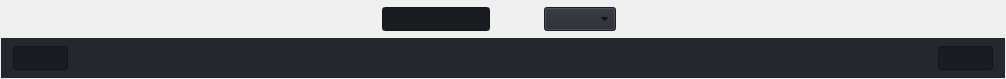
Before: the Qt Designer form ui/zenoedit/timeline/ztimeline.ui in zenustech/zeno, drawn with Qt 5.
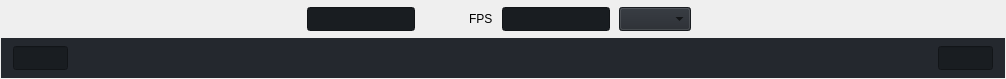
After: the same form once the commit is applied. Custom widgets are drawn as their Qt base class.

Commit message: dev: make timeline fps useful

Diff of the .ui file:
```diff
--- a/ui/zenoedit/timeline/ztimeline.ui
+++ b/ui/zenoedit/timeline/ztimeline.ui
@@ -51,7 +51,7 @@
     <number>1</number>
    </property>
    <item>
-    <layout class="QHBoxLayout" name="timelineHLayout" stretch="0,0,0,0,0,0,0,0,0,0">
+    <layout class="QHBoxLayout" name="timelineHLayout" stretch="0,0,0,0,0,0,0,0,0,0,0,0">
      <property name="spacing">
       <number>9</number>
      </property>
@@ -185,6 +185,123 @@
        </property>
       </widget>
      </item>
+     <item>
+      <widget class="QLabel" name="fpslabel">
+       <property name="text">
+        <string>FPS</string>
+       </property>
+      </widget>
+     </item>
+     <item>
+      <widget class="QLineEdit" name="fpsEdit">
+       <property name="sizePolicy">
+        <sizepolicy hsizetype="Preferred" vsizetype="Preferred">
+         <horstretch>0</horstretch>
+         <verstretch>0</verstretch>
+        </sizepolicy>
+       </property>
+       <property name="palette">
+        <palette>
+         <active>
+          <colorrole role="Button">
+           <brush brushstyle="SolidPattern">
+            <color alpha="255">
+             <red>25</red>
+             <green>29</green>
+             <blue>33</blue>
+            </color>
+           </brush>
+          </colorrole>
+          <colorrole role="Base">
+           <brush brushstyle="SolidPattern">
+            <color alpha="255">
+             <red>25</red>
+             <green>29</green>
+             <blue>33</blue>
+            </color>
+           </brush>
+          </colorrole>
+          <colorrole role="Window">
+           <brush brushstyle="SolidPattern">
+            <color alpha="255">
+             <red>25</red>
+             <green>29</green>
+             <blue>33</blue>
+            </color>
+           </brush>
+          </colorrole>
+         </active>
+         <inactive>
+          <colorrole role="Button">
+           <brush brushstyle="SolidPattern">
+            <color alpha="255">
+             <red>25</red>
+             <green>29</green>
+             <blue>33</blue>
+            </color>
+           </brush>
+          </colorrole>
+          <colorrole role="Base">
+           <brush brushstyle="SolidPattern">
+            <color alpha="255">
+             <red>25</red>
+             <green>29</green>
+             <blue>33</blue>
+            </color>
+           </brush>
+          </colorrole>
+          <colorrole role="Window">
+           <brush brushstyle="SolidPattern">
+            <color alpha="255">
+             <red>25</red>
+             <green>29</green>
+             <blue>33</blue>
+            </color>
+           </brush>
+          </colorrole>
+         </inactive>
+         <disabled>
+          <colorrole role="Button">
+           <brush brushstyle="SolidPattern">
+            <color alpha="255">
+             <red>25</red>
+             <green>29</green>
+             <blue>33</blue>
+            </color>
+           </brush>
+          </colorrole>
+          <colorrole role="Base">
+           <brush brushstyle="SolidPattern">
+            <color alpha="255">
+             <red>25</red>
+             <green>29</green>
+             <blue>33</blue>
+            </color>
+           </brush>
+          </colorrole>
+          <colorrole role="Window">
+           <brush brushstyle="SolidPattern">
+            <color alpha="255">
+             <red>25</red>
+             <green>29</green>
+             <blue>33</blue>
+            </color>
+           </brush>
+          </colorrole>
+         </disabled>
+        </palette>
+       </property>
+       <property name="styleSheet">
+        <string notr="true">QLineEdit
+{
+	background-color: #FF191D21;
+}</string>
+       </property>
+       <property name="alignment">
+        <set>Qt::AlignCenter</set>
+       </property>
+      </widget>
+     </item>
      <item>
       <widget class="QComboBox" name="comboBox">
        <property name="sizePolicy">
```
The commit also changes 17 other files.
